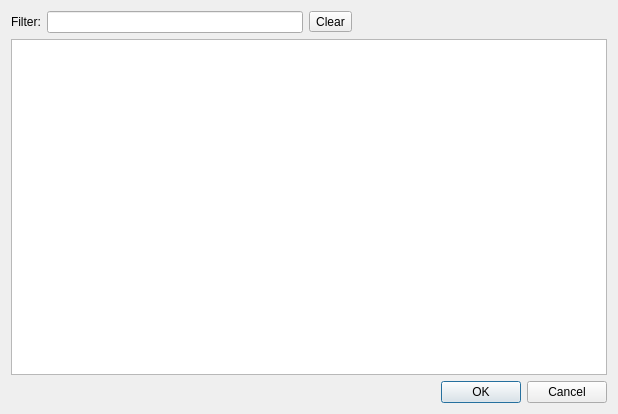
Above: src/plugins/vcsbase/nicknamedialog.ui from qt-creator/qt-creator before the change. Below: the same form after it.
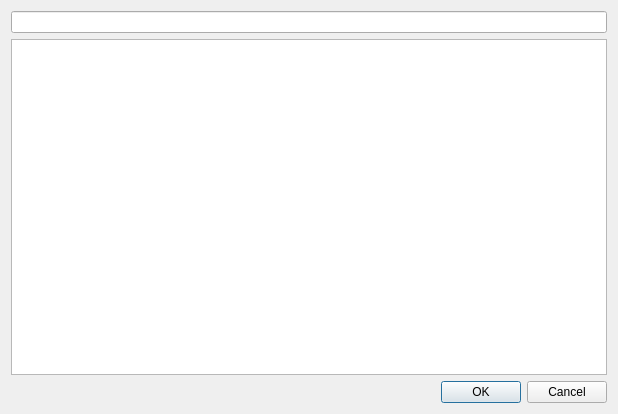
That is the form after the change. Custom widgets are drawn as their Qt base class.

Commit message: Replace handcrafted filter widgets by Utils::FilterLineEdit

What changed in the file:
```diff
--- a/src/plugins/vcsbase/nicknamedialog.ui
+++ b/src/plugins/vcsbase/nicknamedialog.ui
@@ -15,38 +15,7 @@
   </property>
   <layout class="QVBoxLayout" name="verticalLayout">
    <item>
-    <layout class="QHBoxLayout" name="horizontalLayout">
-     <item>
-      <widget class="QLabel" name="filterLabel">
-       <property name="text">
-        <string>Filter:</string>
-       </property>
-      </widget>
-     </item>
-     <item>
-      <widget class="QLineEdit" name="filterLineEdit"/>
-     </item>
-     <item>
-      <widget class="QToolButton" name="filterClearToolButton">
-       <property name="text">
-        <string>Clear</string>
-       </property>
-      </widget>
-     </item>
-     <item>
-      <spacer name="horizontalSpacer">
-       <property name="orientation">
-        <enum>Qt::Horizontal</enum>
-       </property>
-       <property name="sizeHint" stdset="0">
-        <size>
-         <width>40</width>
-         <height>20</height>
-        </size>
-       </property>
-      </spacer>
-     </item>
-    </layout>
+    <widget class="Utils::FilterLineEdit" name="filterLineEdit"/>
    </item>
    <item>
     <widget class="QTreeView" name="filterTreeView"/>
@@ -63,6 +32,18 @@
    </item>
   </layout>
  </widget>
+ <customwidgets>
+  <customwidget>
+   <class>Utils::FancyLineEdit</class>
+   <extends>QLineEdit</extends>
+   <header location="global">utils/fancylineedit.h</header>
+  </customwidget>
+  <customwidget>
+   <class>Utils::FilterLineEdit</class>
+   <extends>Utils::FancyLineEdit</extends>
+   <header location="global">utils/filterlineedit.h</header>
+  </customwidget>
+ </customwidgets>
  <resources/>
  <connections>
   <connection>
```
Left out of the diff: 16 changed lines with no effect on the pictures. The commit also changes 7 other files.
